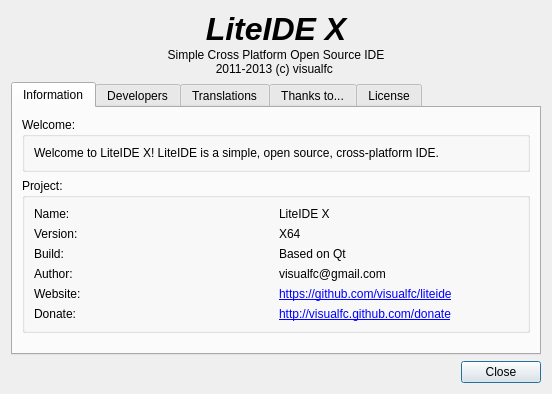
visualfc/liteide, file liteidex/src/liteapp/aboutdialog.ui: the form before one commit.
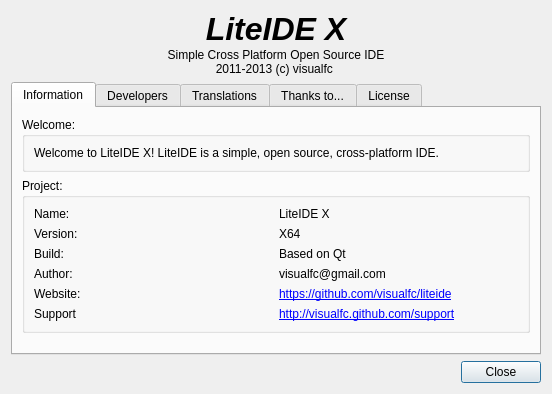
The form after the commit. Icons and pictures are not drawn.

```diff
--- a/liteidex/src/liteapp/aboutdialog.ui
+++ b/liteidex/src/liteapp/aboutdialog.ui
@@ -260,14 +260,14 @@
           <item row="6" column="0">
            <widget class="QLabel" name="label_40">
             <property name="text">
-             <string>Donate:</string>
+             <string>Support</string>
             </property>
            </widget>
           </item>
           <item row="6" column="1">
            <widget class="QLabel" name="label_41">
             <property name="text">
-             <string notr="true">&lt;html&gt;&lt;head/&gt;&lt;body&gt;&lt;p&gt;&lt;a href=&quot;http://visualfc.github.com/donate&quot;&gt;&lt;span style=&quot; text-decoration: underline; color:#0000ff;&quot;&gt;http://visualfc.github.com/donate&lt;/span&gt;&lt;/a&gt;&lt;/p&gt;&lt;/body&gt;&lt;/html&gt;</string>
+             <string notr="true">&lt;html&gt;&lt;head/&gt;&lt;body&gt;&lt;p&gt;&lt;a href=&quot;http://visualfc.github.com/support&quot;&gt;&lt;span style=&quot; text-decoration: underline; color:#0000ff;&quot;&gt;http://visualfc.github.com/support&lt;/span&gt;&lt;/a&gt;&lt;/p&gt;&lt;/body&gt;&lt;/html&gt;</string>
             </property>
             <property name="openExternalLinks">
              <bool>true</bool>
```
